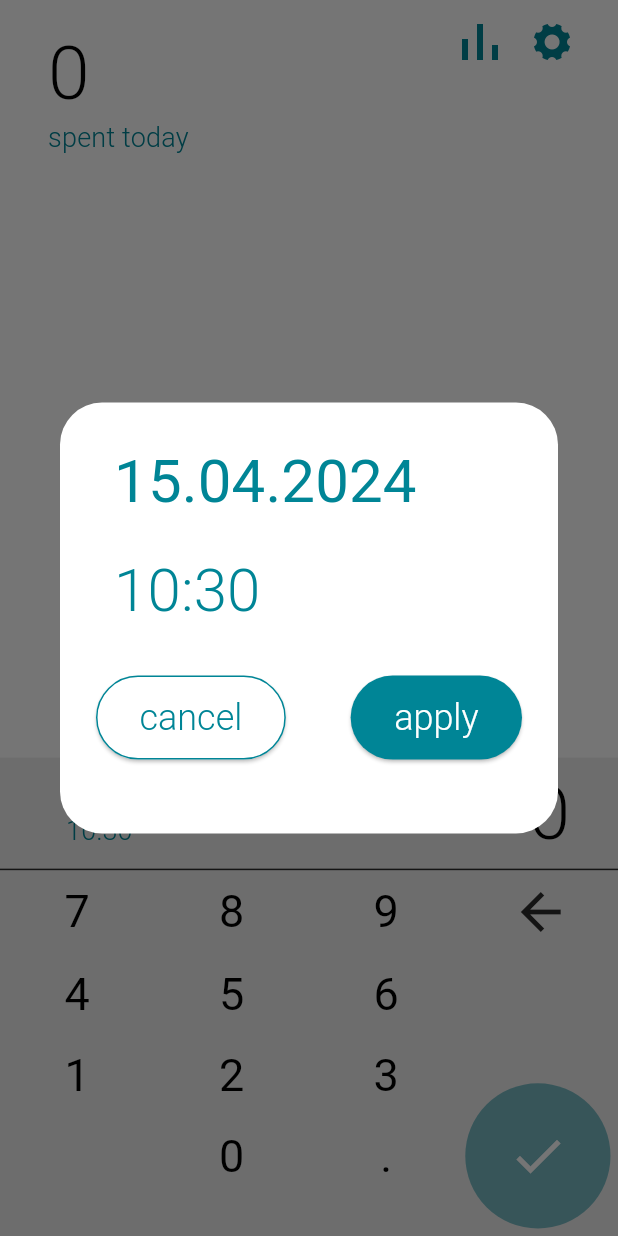
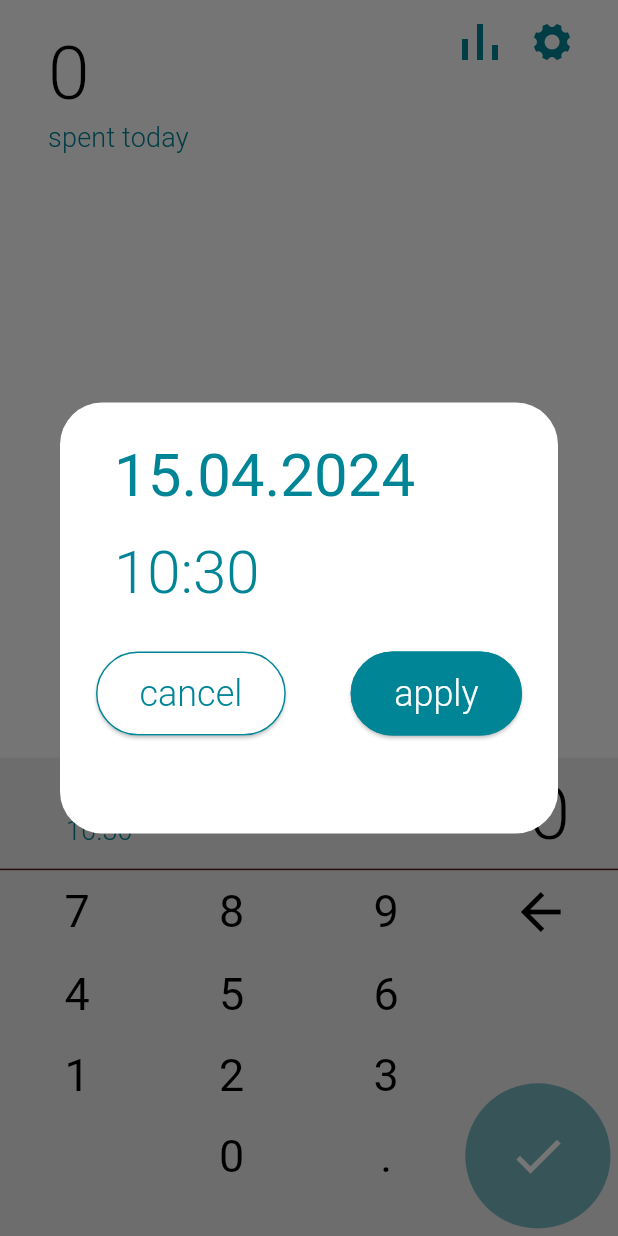
Before and after one commit to iSVDi/expenso, a Flutter app: the screen it shows after launch, after a tap on an icon or button, on a phone screen of 412 x 824 dp. Run offline on Flutter 3.47's test engine with Material 3 defaults, Android fonts, the phone set to English and light mode, and no system bars; our stand-ins replace circular_countdown_timer, flutter_bloc, focused_menu, objectbox, shared_preferences, syncfusion_flutter_charts; missing offline and left inert: group_list_view; generated files the repository leaves out were written again; Roboto replaces fonts that are missing (SF Pro).

Commit message:
refactoring, continue implementing using text Theme and Color Scheme, began implement colors theme extension

```diff
--- a/lib/common/views/date_time_picker.dart
+++ b/lib/common/views/date_time_picker.dart
@@ -1,7 +1,6 @@
 import 'package:expenso/common/views/rounded_button.dart';
 import "package:flutter/material.dart";
 
-import 'package:expenso/extensions/app_colors.dart';
 import 'package:expenso/extensions/date_time.dart';
 
 // ignore: must_be_immutable
@@ -25,16 +24,14 @@ class _DateTimePickerState extends State<DateTimePicker> {
 
   @override
   Widget build(BuildContext context) {
-    var cancelButton = RoundedButton(
-        text: "cancel", //TODO: move text to special class
-        textColor: AppColors.appGreen,
-        borderSide: const BorderSide(color: AppColors.appGreen),
-        onPressed: () => widget.callback(null));
+    var cancelButton = RoundedButton.getCancelButton(
+      context: context,
+      onPressed: () => widget.callback(null),
+    );
 
-    var applyButton = RoundedButton(
-      text: "apply", //TODO: move text to special class
-      textColor: AppColors.appWhite,
-      backgroundColor: AppColors.appGreen,
+    var applyButton = RoundedButton.getActionButton(
+      context: context,
+      text: "apply", //todo localize
       onPressed: () => widget.callback(widget.selectedDate),
     );
 
@@ -42,8 +39,8 @@ class _DateTimePickerState extends State<DateTimePicker> {
         mainAxisAlignment: MainAxisAlignment.start,
         crossAxisAlignment: CrossAxisAlignment.start,
         children: [
-          _getDatePickerButton(),
-          _getTimePickerButton(),
+          _getDatePickerButton(context),
+          _getTimePickerButton(context),
           const SizedBox(height: 20),
           Row(
               mainAxisAlignment: MainAxisAlignment.spaceBetween,
@@ -55,12 +52,11 @@ class _DateTimePickerState extends State<DateTimePicker> {
         width: MediaQuery.of(context).size.width * _screenWidthRatio,
         child: column);
     return AlertDialog(
-      surfaceTintColor: AppColors.appWhite,
+      surfaceTintColor: Theme.of(context).colorScheme.background,
       content: sizedBox,
     );
   }
 
-  //TODO change background color
   Future _handleSelectedDate(BuildContext context) async {
     final DateTime? selected = await showDatePicker(
         context: context,
@@ -75,10 +71,11 @@ class _DateTimePickerState extends State<DateTimePicker> {
     }
   }
 
-//TODO change background color
   Future _handleSelectedTime(BuildContext context) async {
-    final TimeOfDay? selected =
-        await showTimePicker(context: context, initialTime: TimeOfDay.now());
+    final TimeOfDay? selected = await showTimePicker(
+      context: context,
+      initialTime: TimeOfDay.now(),
+    );
     if (selected != null) {
       setState(() {
         widget.selectedDate = widget.selectedDate.updateTime(selected);
@@ -86,29 +83,23 @@ class _DateTimePickerState extends State<DateTimePicker> {
     }
   }
 
-  Widget _getDatePickerButton() {
+  Widget _getDatePickerButton(BuildContext context) {
+    var textTheme = Theme.of(context).textTheme;
     return TextButton(
-        onPressed: () {
-          _handleSelectedDate(context);
-        },
-        child: Text(widget.selectedDate.formattedDate,
-        //TODO use textTheme
-            style: const TextStyle(
-                fontSize: 40,
-                fontWeight: FontWeight.w400,
-                color: AppColors.appGreen)));
+        onPressed: () => _handleSelectedDate(context),
+        child: Text(
+          widget.selectedDate.formattedDate,
+          style: textTheme.displaySmall?.copyWith(fontWeight: FontWeight.w400),
+        ));
   }
 
-  Widget _getTimePickerButton() {
+  Widget _getTimePickerButton(BuildContext context) {
+    var textTheme = Theme.of(context).textTheme;
     return TextButton(
-        onPressed: () {
-          _handleSelectedTime(context);
-        },
-        child: Text(widget.selectedDate.formattedTime,
-            //TODO use textTheme
-            style: const TextStyle(
-                fontSize: 40,
-                fontWeight: FontWeight.w300,
-                color: AppColors.appGreen)));
+        onPressed: () => _handleSelectedTime(context),
+        child: Text(
+          widget.selectedDate.formattedTime,
+          style: textTheme.displaySmall?.copyWith(fontWeight: FontWeight.w300),
+        ));
   }
 }
--- a/lib/common/views/numericKeyboard/numeric_keyboard.dart
+++ b/lib/common/views/numericKeyboard/numeric_keyboard.dart
@@ -1,5 +1,4 @@
 import 'package:expenso/common/views/numericKeyboard/numeric_button.dart';
-import 'package:expenso/extensions/app_colors.dart';
 import 'package:expenso/modules/main/cubits/keyboard/amount_string_updater.dart';
 import 'package:expenso/common/views/date_time_picker.dart';
 import 'package:expenso/common/views/done_button.dart';
@@ -84,12 +83,14 @@ class _NumericKeyboardState extends State<_NumericKeyboard> {
           };
 
     var doneButton = DoneButton(onPressed: doneButtonHandler);
-    var keyboard =
-        Column(mainAxisAlignment: MainAxisAlignment.start, children: [
-      _getKeyboardHeader(context),
-      const Divider(height: 1, color: AppColors.appBlack),
-      _getNumericKeyboard(context)
-    ]);
+    var keyboard = Column(
+      mainAxisAlignment: MainAxisAlignment.start,
+      children: [
+        _getKeyboardHeader(context),
+        Divider(height: 1, color: Theme.of(context).dividerTheme.color),
+        _getNumericKeyboard(context),
+      ],
+    );
     var keyboardStack = Stack(
         alignment: AlignmentDirectional.bottomEnd,
         children: [keyboard, doneButton]);
@@ -185,7 +186,6 @@ class _NumericKeyboardState extends State<_NumericKeyboard> {
         icon: const Icon(
           Icons.arrow_back,
           size: 40,
-          color: AppColors.appBlack,
         ));
   }
 
--- a/lib/common/views/rounded_button.dart
+++ b/lib/common/views/rounded_button.dart
@@ -1,5 +1,4 @@
 // ignore_for_file: public_member_api_docs, sort_constructors_first
-import 'package:expenso/extensions/app_colors.dart';
 import 'package:flutter/material.dart';
 
 class RoundedButton extends StatelessWidget {
@@ -13,7 +12,7 @@ class RoundedButton extends StatelessWidget {
     Key? key,
     required this.text,
     required this.textColor,
-    this.backgroundColor = AppColors.appWhite,
+    required this.backgroundColor,
     this.borderSide = BorderSide.none,
     required this.onPressed,
   }) : super(key: key);
@@ -46,4 +45,33 @@ class RoundedButton extends StatelessWidget {
         ElevatedButton(onPressed: onPressed, style: buttonStyle, child: child);
     return button;
   }
+
+  static RoundedButton getCancelButton({
+    required BuildContext context,
+    required Function() onPressed,
+  }) {
+    var colorScheme = Theme.of(context).colorScheme;
+    var cancelButton = RoundedButton(
+        text: "cancel", //TODO localize
+        textColor: colorScheme.primary,
+        backgroundColor: colorScheme.background,
+        borderSide: BorderSide(color: colorScheme.primary),
+        onPressed: onPressed);
+    return cancelButton;
+  }
+
+  static RoundedButton getActionButton({
+    required BuildContext context,
+    required String text,
+    required Function() onPressed,
+  }) {
+    var colorScheme = Theme.of(context).colorScheme;
+    var cancelButton = RoundedButton(
+        text: text,
+        textColor: colorScheme.background,
+        backgroundColor: colorScheme.primary,
+        borderSide: BorderSide(color: colorScheme.primary),
+        onPressed: onPressed);
+    return cancelButton;
+  }
 }
--- a/lib/extensions/app_colors.dart
+++ b/lib/extensions/app_colors.dart
@@ -1,8 +1,7 @@
 import 'package:flutter/material.dart';
 
-// TODO check how need set colors in flutter docs
 class AppColors {
-  static const appBlack = Color.fromRGBO(43, 43, 43, 1);
+  static const appBlack = Color.fromRGBO(34, 34, 34, 1);
   static const appWhite = Colors.white;
 
   static const appGreen = Color.fromRGBO(0, 133, 150, 1);
--- a/lib/modules/history/views/history.dart
+++ b/lib/modules/history/views/history.dart
@@ -1,5 +1,4 @@
 import 'package:expenso/common/data_layer/models/transaction.dart';
-import 'package:expenso/extensions/app_colors.dart';
 import 'package:expenso/extensions/app_images.dart';
 import 'package:expenso/modules/history/cubit/history_cubit.dart';
 import 'package:expenso/modules/history/cubit/history_state.dart';
@@ -185,7 +184,6 @@ class History extends StatelessWidget {
     );
   }
 
-//TODO need format amount's text
   Widget _groupHeaderBuilder(BuildContext context, String title, String sum) {
     var textTheme = Theme.of(context).textTheme;
     var row = Row(
--- a/lib/modules/main/views/enter_transaction_data/enter_transaction_data.dart
+++ b/lib/modules/main/views/enter_transaction_data/enter_transaction_data.dart
@@ -3,6 +3,7 @@ import 'package:expenso/common/data_layer/models/category.dart';
 import 'package:expenso/common/views/numericKeyboard/numeric_keyboard.dart';
 import 'package:expenso/common/views/select_categories_list/select_categories_list.dart';
 import 'package:expenso/extensions/app_colors.dart';
+import 'package:expenso/theme/theme_provider.dart';
 import "package:flutter_bloc/flutter_bloc.dart";
 import 'package:flutter/material.dart';
 
@@ -68,7 +69,7 @@ class EnterTransactionData extends StatelessWidget {
       );
     }
     var coloredKeyboard = ColoredBox(
-      color: AppColors.appNumericKeyboardColor,
+      color: Theme.of(context).extension<AdditionalColors>()!.background1,
       child: keyboard,
     );
 
@@ -86,7 +87,7 @@ class EnterTransactionData extends StatelessWidget {
   void _showCommentSheet(BuildContext context) {
     addCommentSheet(BuildContext buildContext) {
       return EnterTextBottomSheet(
-          // TODO move to special class
+          //TODO localize
           hintText: "введите комментарий",
           bottomInsets: MediaQuery.of(buildContext).viewInsets.bottom,
           callback: (String comment) {
--- a/lib/modules/settings/appearance.dart
+++ b/lib/modules/settings/appearance.dart
@@ -1,4 +1,3 @@
-import 'package:expenso/extensions/app_colors.dart';
 import 'package:expenso/theme/cubit/theme_mode_cubit.dart';
 import 'package:expenso/theme/cubit/theme_mode_state.dart';
 import 'package:flutter/material.dart';
@@ -40,7 +39,7 @@ class SelectAppearance extends StatelessWidget {
           //TODO use colorScheme
           var color = mode == bloc.state.themeMode
               ? colorScheme.primary
-              : AppColors.appNumericKeyboardColor;
+              : colorScheme.background;
           var width = MediaQuery.of(context).size.width * 0.9;
 
           return Container(
--- a/lib/modules/settings/settings.dart
+++ b/lib/modules/settings/settings.dart
@@ -55,7 +55,7 @@ _SettingsItemModel _getAppearanceModel(BuildContext context) {
       showModalBottomSheet(
           context: context,
           builder: (builderContext) {
-            return SelectAppearance();
+            return const SelectAppearance();
           });
     },
   );
--- a/lib/theme/text_theme_provider.dart
+++ b/lib/theme/text_theme_provider.dart
@@ -1,14 +1,9 @@
-import 'package:expenso/extensions/app_colors.dart';
 import 'package:flutter/material.dart';
 
-abstract class TextThemeProvider {
+class AppTextThemeProvider {
   final displayMedium = const TextStyle(
     fontSize: 50,
     fontWeight: FontWeight.w300,
-  );
-  final displaySmall = const TextStyle(
-    fontSize: 40,
-    fontWeight: FontWeight.w200,
   );
   final headlineLarge = const TextStyle(
     fontSize: 30,
@@ -23,23 +18,20 @@ abstract class TextThemeProvider {
     fontSize: 14,
     fontWeight: FontWeight.w400,
   );
+  late TextStyle displaySmall;
   late TextStyle titleMedium;
   late TextStyle titleLarge;
   late TextStyle labelMedium;
 
-  TextThemeProvider() {
-    labelMedium =
-        const TextStyle(fontSize: 12, fontWeight: FontWeight.w200).copyWith(
-      color: _getLabelMediumColor(),
-    );
-    titleLarge =
-        const TextStyle(fontSize: 18, fontWeight: FontWeight.w500).copyWith(
-      color: _getTitleLargeColor(),
-    );
-    titleMedium =
-        const TextStyle(fontSize: 18, fontWeight: FontWeight.w300).copyWith(
-      color: _getTitleMediumColor(),
-    );
+  AppTextThemeProvider({required primaryColor}) {
+    displaySmall = const TextStyle(fontSize: 40, fontWeight: FontWeight.w200)
+        .copyWith(color: primaryColor);
+    labelMedium = const TextStyle(fontSize: 12, fontWeight: FontWeight.w200)
+        .copyWith(color: primaryColor);
+    titleLarge = const TextStyle(fontSize: 18, fontWeight: FontWeight.w500)
+        .copyWith(color: primaryColor);
+    titleMedium = const TextStyle(fontSize: 18, fontWeight: FontWeight.w300)
+        .copyWith(color: primaryColor);
   }
 
   TextTheme getTextTheme() {
@@ -54,30 +46,4 @@ abstract class TextThemeProvider {
         labelMedium: labelMedium);
     return theme;
   }
-
-  Color _getLabelMediumColor();
-  Color _getTitleLargeColor();
-  Color _getTitleMediumColor();
 }
-
-class LightTextThemeProvider extends TextThemeProvider {
-  @override
-  Color _getLabelMediumColor() => AppColors.appGreen;
-
-  @override
-  Color _getTitleLargeColor() => AppColors.appGreen;
-
-  @override
-  Color _getTitleMediumColor() => AppColors.appGreen;
-}
-
-class DarkTextThemeProvider extends TextThemeProvider {
-  @override
-  Color _getLabelMediumColor() => AppColors.appDarkGreen;
-
-  @override
-  Color _getTitleLargeColor() => AppColors.appDarkGreen;
-
-  @override
-  Color _getTitleMediumColor() => AppColors.appDarkGreen;
-}
--- a/lib/theme/theme_provider.dart
+++ b/lib/theme/theme_provider.dart
@@ -5,13 +5,20 @@ import 'package:flutter/material.dart';
 
 import 'package:expenso/extensions/app_colors.dart';
 
+//TODO setup dividers' themes (Check numeric keyboard divider color and history)
+//TODO implement func for get additionals colors for both themes
 class ThemeProvider {
   final _fontFamily = "SF Pro";
 
   ThemeData getTheme() {
-    var textTheme = LightTextThemeProvider();
+    var colorScheme = _getColorScheme();
+    var additionalColors = const AdditionalColors(
+      background1: Color.fromRGBO(238, 238, 238, 1),
+    );
+    var textTheme = AppTextThemeProvider(primaryColor: colorScheme.primary);
     return ThemeData(
-      dividerTheme: DividerThemeData(color: AppColors.appNumericKeyboardColor),
+      dividerTheme:
+          const DividerThemeData(color: Color.fromARGB(255, 84, 31, 31)),
       bottomSheetTheme: const BottomSheetThemeData(
         surfaceTintColor: AppColors.appWhite,
       ),
@@ -19,15 +26,21 @@ class ThemeProvider {
         surfaceTintColor: AppColors.appWhite,
       ),
       fontFamily: _fontFamily,
-      colorScheme: _getColorScheme(),
+      colorScheme: colorScheme,
       textTheme: textTheme.getTextTheme(),
+      extensions: [additionalColors],
     );
   }
 
   ThemeData getDarkTheme() {
-    var textTheme = DarkTextThemeProvider();
+    var colorScheme = _getDarkColorScheme();
+    var additionalColors = const AdditionalColors(
+      background1: Color.fromRGBO(43, 43, 43, 1),
+    );
+    var textTheme = AppTextThemeProvider(primaryColor: colorScheme.primary);
     return ThemeData(
-      dividerTheme: DividerThemeData(color: Color.fromRGBO(34, 34, 34, 1)),
+      dividerTheme:
+          const DividerThemeData(color: Color.fromRGBO(34, 34, 34, 1)),
       bottomSheetTheme: const BottomSheetThemeData(
         surfaceTintColor: AppColors.appBlack,
       ),
@@ -37,15 +50,52 @@ class ThemeProvider {
       fontFamily: _fontFamily,
       colorScheme: _getDarkColorScheme(),
       textTheme: textTheme.getTextTheme(),
+      extensions: [additionalColors],
     );
   }
 
   ColorScheme _getColorScheme() {
-    return const ColorScheme.light(primary: AppColors.appGreen);
+    return const ColorScheme.light(
+      primary: AppColors.appGreen,
+      surface: AppColors.appWhite,
+      surfaceTint: AppColors.appWhite,
+    );
   }
 
   ColorScheme _getDarkColorScheme() {
     return const ColorScheme.dark(
-        primary: AppColors.appDarkGreen, background: AppColors.appBlack);
+      primary: AppColors.appDarkGreen,
+      surface: AppColors.appBlack,
+      surfaceTint: AppColors.appBlack,
+      background: AppColors.appBlack,
+    );
   }
 }
+
+class AdditionalColors extends ThemeExtension<AdditionalColors> {
+  const AdditionalColors({
+    required this.background1,
+  });
+
+  final Color background1;
+
+  @override
+  ThemeExtension<AdditionalColors> copyWith({
+    Color? background1,
+  }) {
+    return AdditionalColors(
+      background1: background1 ?? this.background1,
+    );
+  }
+
+  @override
+  ThemeExtension<AdditionalColors> lerp(
+      covariant ThemeExtension<AdditionalColors>? other, double t) {
+    if (other is! AdditionalColors) {
+      return this;
+    }
+    return AdditionalColors(
+      background1: Color.lerp(background1, other.background1, t) ?? background1,
+    );
+  }
+}
```
Also changed, not shown: lib/common/views/select_categories_list/select_categories_list.dart (+9 -16 lines), lib/modules/main/views/enter_transaction_data/request_comment_sheet.dart (+13 -16 lines), lib/modules/main/views/transactions_list/transaction_cell.dart (+1 -6 lines), lib/modules/main/views/transactions_list/transaction_view.dart (+12 -28 lines), lib/modules/main/views/transactions_list/transactions_list.dart (+14 -15 lines).
